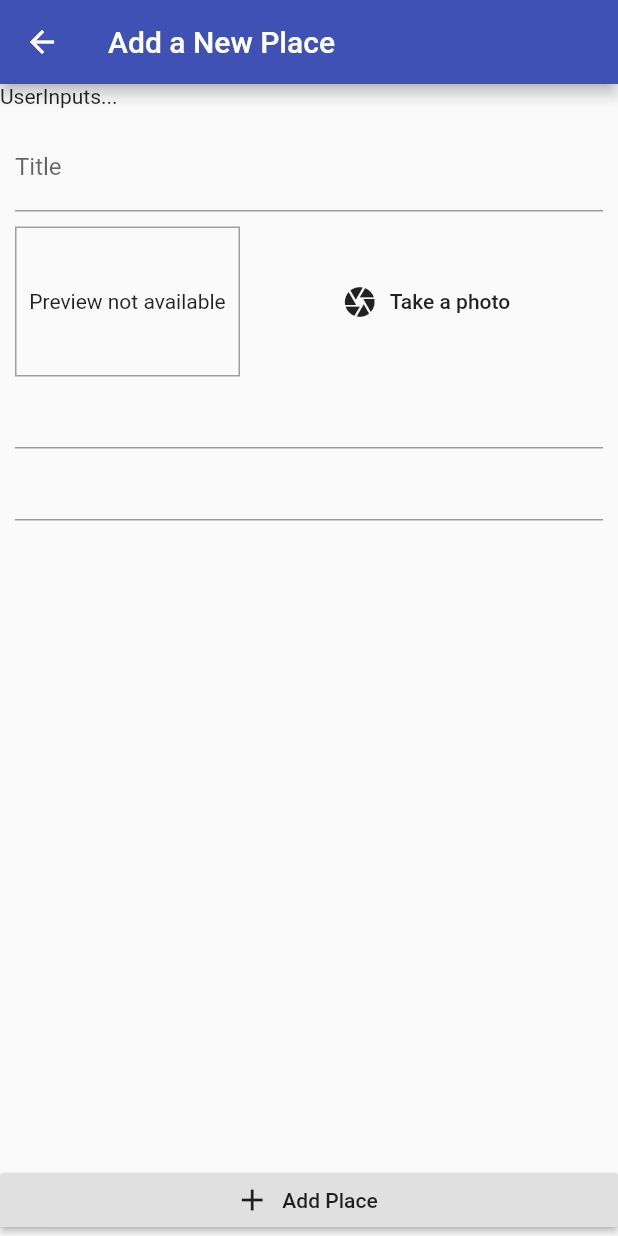
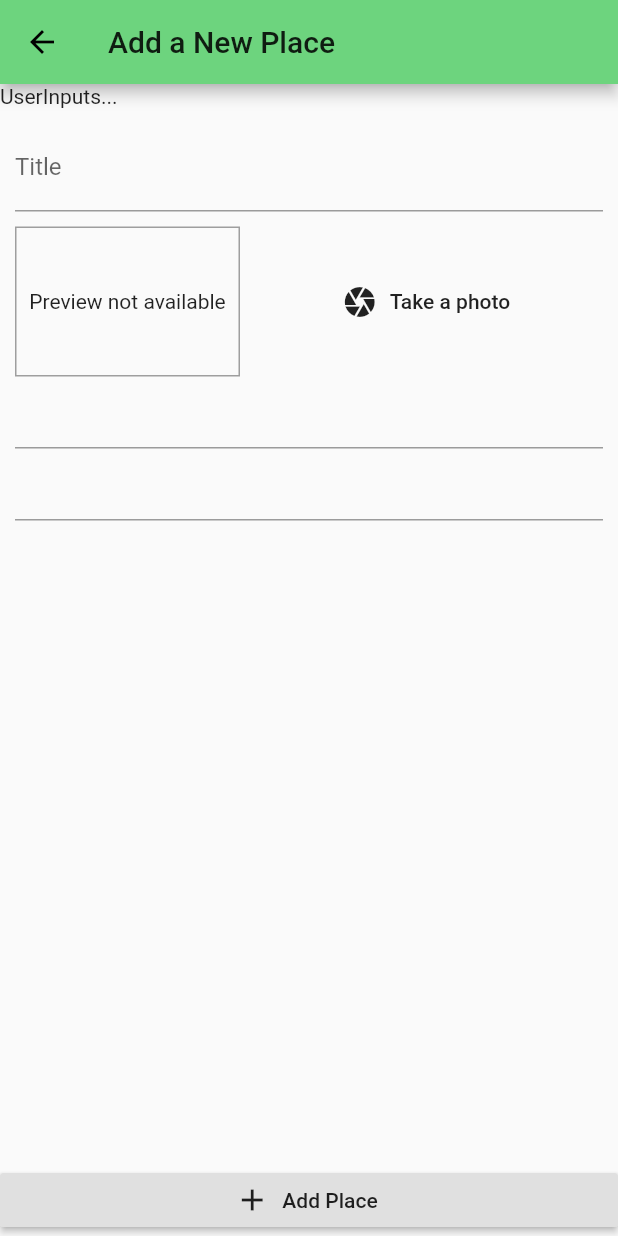
Before and after one commit to archrave/Great-Places, a Flutter app: the screen it shows after launch, after a tap on the "add" icon, on a phone screen of 412 x 824 dp. Run offline on Flutter 3.47's test engine with Material 2 defaults, Android fonts, the phone set to English and light mode, and no system bars; our stand-ins replace image_picker.

Commit message:
Converted imageFile into a dart File object

```diff
--- a/lib/main.dart
+++ b/lib/main.dart
@@ -16,8 +16,9 @@ class MyApp extends StatelessWidget {
       child: MaterialApp(
         title: 'Great Places',
         theme: ThemeData(
-          primarySwatch: Colors.indigo,
-          accentColor: Colors.amber,
+          // primarySwatch: Colors.indigo,
+          primaryColor: Color(0xFF6DD47E),
+          accentColor: Color(0xFF293250),
         ),
         debugShowCheckedModeBanner: false,
         home: PlacesScreen(),
--- a/lib/screens/places_screen.dart
+++ b/lib/screens/places_screen.dart
@@ -9,16 +9,16 @@ class PlacesScreen extends StatelessWidget {
         title: Text('Great Places'),
         actions: [
           IconButton(
+            icon: Icon(Icons.add),
             onPressed: () {
               Navigator.of(context).pushNamed(AddPlaceScreen.routeName);
             },
-            icon: Icon(Icons.add),
           ),
         ],
       ),
       body: Container(
         child: Center(
-          child: Text('Hi guys'),
+          child: Text('Hi guys, no great places available for now!'),
         ),
       ),
     );
--- a/lib/widgets/image_input.dart
+++ b/lib/widgets/image_input.dart
@@ -16,6 +16,10 @@ class _ImageInputState extends State<ImageInput> {
       source: ImageSource.camera,
       maxWidth: 600,
     );
+    setState(() {
+      // Wrapping imageFile with FIle( ) constructor to convert that into a sdart File object
+      _storedImage = File(imageFile.path);
+    });
   }
 
   @override
```
